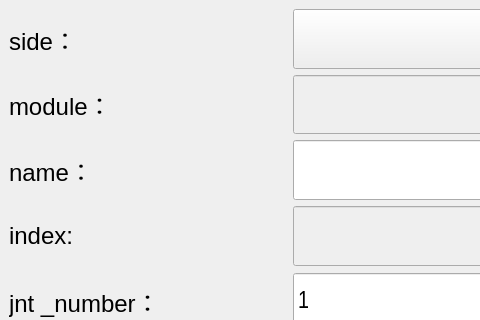
The window that bind/ui/setup/bone_ui.ui (MuZiMuZi/muziToolset) describes before a commit, drawn with Qt 5; both pictures show x 0 to 480 and y 0 to 320 of the 580 by 559 pixel window.
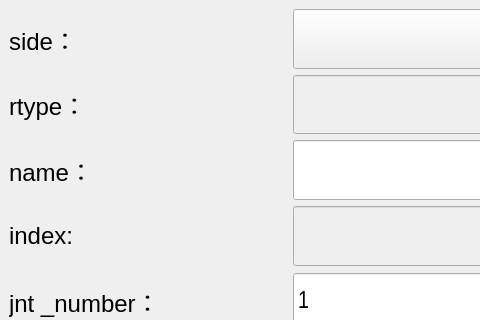
The same window after the commit.

Commit message: 将module改为rtype，绑定的类型减少歧义

```diff
--- a/bind/ui/setup/bone_ui.ui
+++ b/bind/ui/setup/bone_ui.ui
@@ -95,7 +95,7 @@
            <enum>Qt::LeftToRight</enum>
           </property>
           <property name="text">
-           <string>module：</string>
+           <string>rtype：</string>
           </property>
           <property name="alignment">
            <set>Qt::AlignLeading|Qt::AlignLeft|Qt::AlignVCenter</set>
```
Left out of the diff: 2 changed lines with no effect on the pictures. The commit also changes 16 other files.
